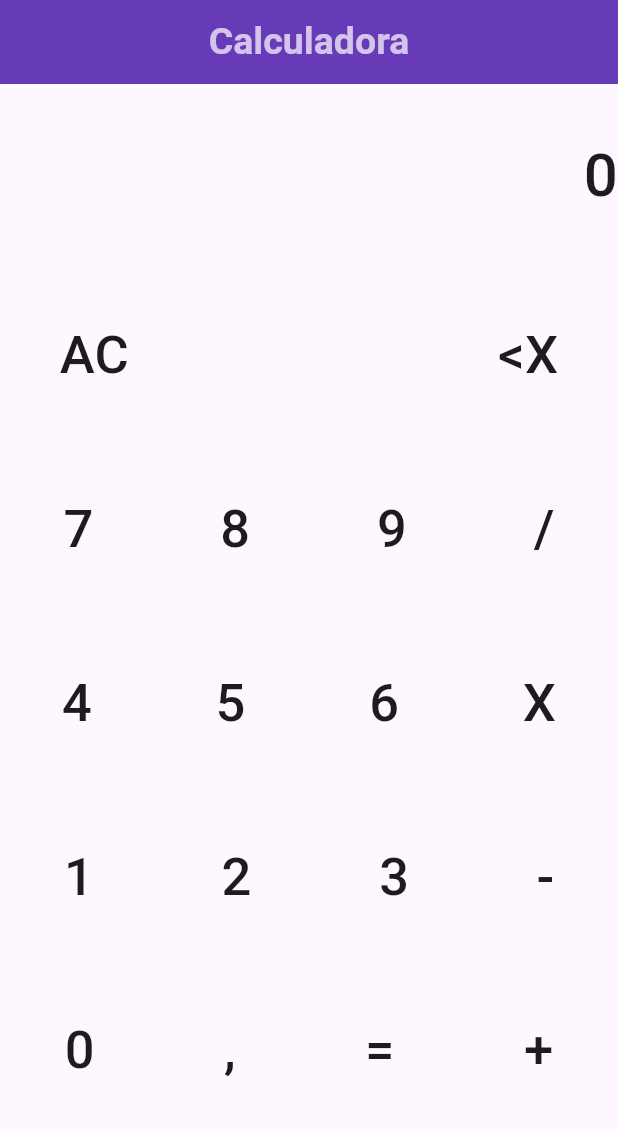
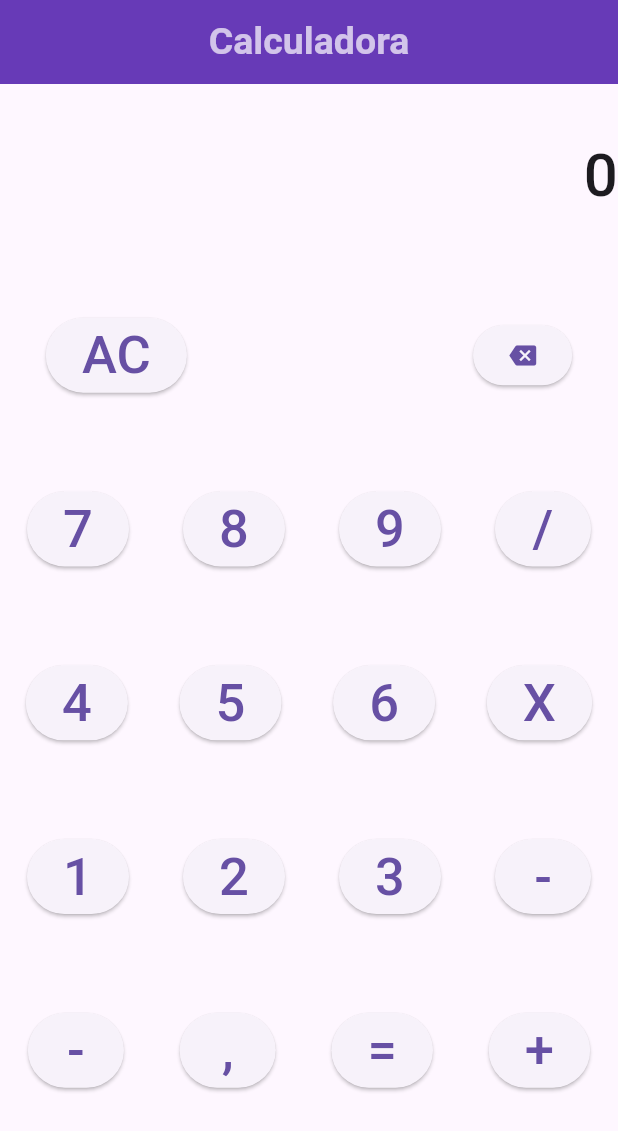
Before and after one commit to CristianoMZN/calculator, a Flutter app: the screen it shows after launch, on a phone screen of 412 x 824 dp. Shown: the top 1131 px of the screen. Run offline on Flutter 3.47's test engine with Material 3 defaults, Android fonts, the phone set to English and light mode, and no system bars.

Commit message:
Buttons update

```diff
--- a/lib/main.dart
+++ b/lib/main.dart
@@ -140,8 +140,8 @@ class _MyAppState extends State<MyApp> {
             Row(
               mainAxisAlignment: MainAxisAlignment.spaceAround,
               children: [
-                GestureDetector(
-                  onTap: () {
+                ElevatedButton(
+                    onPressed: (){
                     calcular("AC");
                   },
                     child: Text("AC",
@@ -151,176 +151,173 @@ class _MyAppState extends State<MyApp> {
                   ),
                 Text(" "),
                 Text(" "),
-                GestureDetector(
-                  onTap: () {},
-                  child: Text("<X",
-                      style: TextStyle(
-                          fontWeight: FontWeight.w500,
-                          fontSize: 35)),
+                ElevatedButton(
+                    onPressed: (){},
+                    child: Icon(Icons.backspace)
                 ),
               ],
             ),
             Row(
               mainAxisAlignment: MainAxisAlignment.spaceAround,
               children: [
-                GestureDetector(
-                  onTap: () {
+                ElevatedButton(
+                    onPressed: (){
                       calcular("7");
-                  },
-                  child: Text("7",
+                      }, child: Text("7",
                     style: TextStyle(
                         fontWeight: FontWeight.w500,
-                          fontSize: 35)),
+                        fontSize: 35)
+                )
                 ),
-                GestureDetector(
-                  onTap: () {
+        ElevatedButton(
+            onPressed: (){
               calcular("8");
-                  },
-                  child: Text("8",
+            }, child: Text("8",
             style: TextStyle(
                 fontWeight: FontWeight.w500,
-                          fontSize: 35)),
+                fontSize: 35)
+        )
         ),
-                GestureDetector(
-                  onTap: () {
+        ElevatedButton(
+            onPressed: (){
               calcular("9");
-                  },
-                  child: Text("9",
+            }, child: Text("9",
             style: TextStyle(
                 fontWeight: FontWeight.w500,
-                          fontSize: 35)),
+                fontSize: 35)
+        )
         ),
-                GestureDetector(
-                  onTap: () {
+      ElevatedButton(
+          onPressed: (){
             calcular("/");
-                  },
-                  child: Text("/",
+          }, child: Text("/",
           style: TextStyle(
               fontWeight: FontWeight.w500,
-                          fontSize: 35)),
+              fontSize: 35)
+      )
       ),
               ],
             ),
             Row(
               mainAxisAlignment: MainAxisAlignment.spaceAround,
               children: [
-                GestureDetector(
-                  onTap: () {
+                ElevatedButton(
+                    onPressed: (){
                       calcular("4");
-                  },
-                  child: Text("4",
+                    }, child: Text("4",
                     style: TextStyle(
                         fontWeight: FontWeight.w500,
-                          fontSize: 35)),
+                        fontSize: 35)
+                )
                 ),
-                GestureDetector(
-                  onTap: () {
+                ElevatedButton(
+                    onPressed: (){
                       calcular("5");
-                  },
-                  child: Text("5",
+                    }, child: Text("5",
                     style: TextStyle(
                         fontWeight: FontWeight.w500,
-                          fontSize: 35)),
+                        fontSize: 35)
+                )
                 ),
-                GestureDetector(
-                  onTap: () {
+                ElevatedButton(
+                    onPressed: (){
                       calcular("6");
-                  },
-                  child: Text("6",
+                    }, child: Text("6",
                     style: TextStyle(
                         fontWeight: FontWeight.w500,
-                          fontSize: 35)),
+                        fontSize: 35)
+                )
                 ),
-                GestureDetector(
-                  onTap: () {
+                ElevatedButton(
+                    onPressed: (){
                       calcular("X");
-                  },
-                  child: Text("X",
+                    }, child: Text("X",
                     style: TextStyle(
                         fontWeight: FontWeight.w500,
-                          fontSize: 35)),
+                        fontSize: 35)
+                )
                 ),
               ],
             ),
             Row(
               mainAxisAlignment: MainAxisAlignment.spaceAround,
               children: [
-                GestureDetector(
-                  onTap: () {
+                ElevatedButton(
+                    onPressed: (){
                       calcular("1");
-                  },
-                  child: Text("1",
+                    }, child: Text("1",
                     style: TextStyle(
                         fontWeight: FontWeight.w500,
-                          fontSize: 35)),
+                        fontSize: 35)
+                )
                 ),
-                GestureDetector(
-                  onTap: () {
+                ElevatedButton(
+                    onPressed: (){
                       calcular("2");
-                  },
-                  child: Text("2",
+                    }, child: Text("2",
                     style: TextStyle(
                         fontWeight: FontWeight.w500,
-                          fontSize: 35)),
+                        fontSize: 35)
+                )
                 ),
-                GestureDetector(
-                  onTap: () {
+                ElevatedButton(
+                    onPressed: (){
                       calcular("3");
-                  },
-                  child: Text("3",
+                    }, child: Text("3",
                     style: TextStyle(
                         fontWeight: FontWeight.w500,
-                          fontSize: 35)),
+                        fontSize: 35)
+                )
                 ),
-                GestureDetector(
-                  onTap: () {
+                ElevatedButton(
+                    onPressed: (){
                       calcular("-");
-                  },
-                  child: Text("-",
+                    }, child: Text("-",
                     style: TextStyle(
                         fontWeight: FontWeight.w500,
-                          fontSize: 35)),
+                        fontSize: 35)
+                )
                 ),
               ],
             ),
             Row(
               mainAxisAlignment: MainAxisAlignment.spaceAround,
               children: [
-                GestureDetector(
-                  onTap: () {
-                    calcular("0");
-                  },
-                  child: Text("0",
+                ElevatedButton(
+                    onPressed: (){
+                      calcular("-");
+                    }, child: Text("-",
                     style: TextStyle(
                         fontWeight: FontWeight.w500,
-                          fontSize: 35)),
+                        fontSize: 35)
+                )
                 ),
-                GestureDetector(
-                  onTap: () {
+                ElevatedButton(
+                    onPressed: (){
                       calcular(",");
-                  },
-                  child: Text(",",
+                    }, child: Text(",",
                     style: TextStyle(
                         fontWeight: FontWeight.w500,
-                          fontSize: 35)),
+                        fontSize: 35)
+                )
                 ),
-                GestureDetector(
-                  onTap: () {
+                ElevatedButton(
+                    onPressed: (){
                       calcular("=");
-                  },
-                  child: Text("=",
+                    }, child: Text("=",
                     style: TextStyle(
                         fontWeight: FontWeight.w500,
-                          fontSize: 35)),
+                        fontSize: 35)
+                )
                 ),
-                GestureDetector(
-                  onTap: () {
+      ElevatedButton(
+          onPressed: (){
             calcular("+");
-                  },
-                  child: Text("+",
+          }, child: Text("+",
           style: TextStyle(
               fontWeight: FontWeight.w500,
-                          fontSize: 35)),
+              fontSize: 35)
+      )
       ),
               ],
             ),
```
Lines whose indentation alone changed are shown as unchanged.
